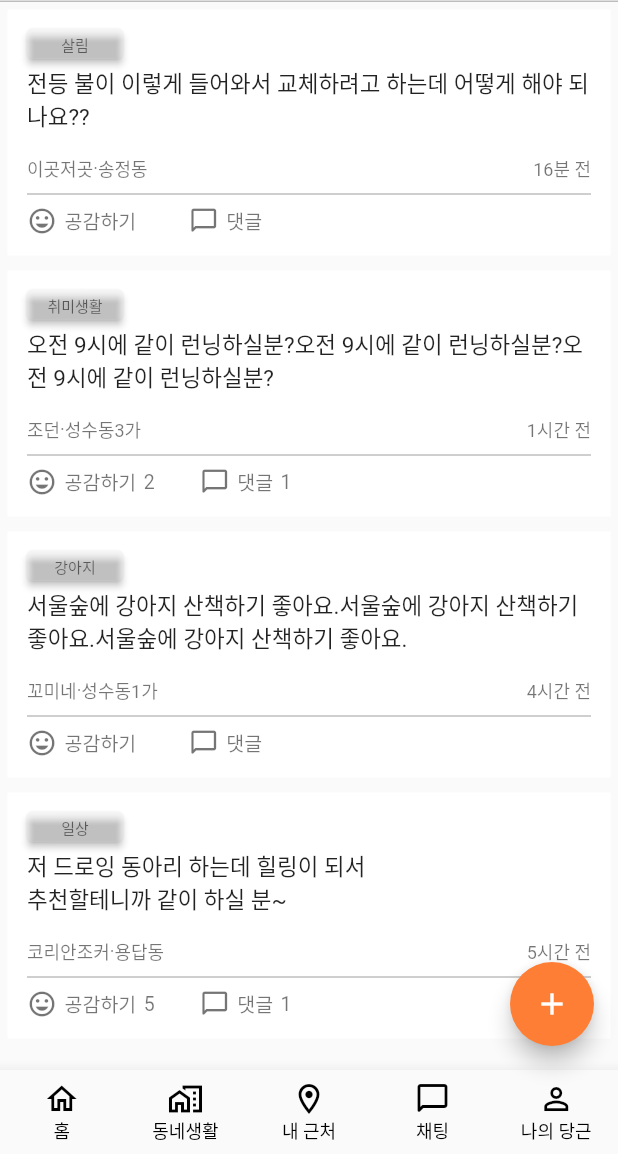
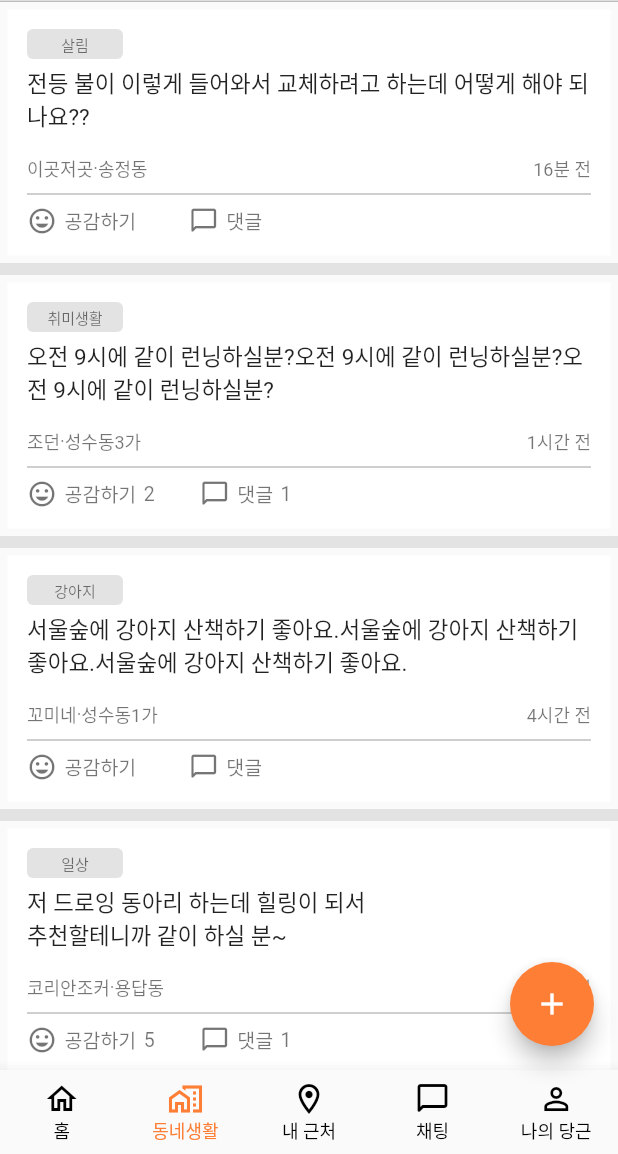
Before and after one commit to hunnypooh/carrot-market-clone, a Flutter app: the screen it shows after launch, item 2 of the bottom bar chosen, on a phone screen of 412 x 824 dp, the part 82-1236 px from its top. Run offline on Flutter 3.47's test engine with Material 2 defaults, Android fonts, the phone set to English and light mode, and no system bars.

Commit message:
동네생활 Listview.separated 이용해서 수정, navigation bar 수정

```diff
--- a/lib/screens/tabs_screen.dart
+++ b/lib/screens/tabs_screen.dart
@@ -177,7 +177,7 @@ class _TabsScreenState extends State<TabsScreen> {
       body: _pages[_selectedPageIndex]['page'],
       bottomNavigationBar: BottomNavigationBar(
         onTap: _selectPage,
-        selectedItemColor: Colors.black,
+        selectedItemColor: Theme.of(context).accentColor,
         unselectedItemColor: Colors.black,
         selectedFontSize: 12,
         unselectedFontSize: 12,
--- a/lib/screens/town_life_screen.dart
+++ b/lib/screens/town_life_screen.dart
@@ -10,8 +10,11 @@ class TownLifeScreen extends StatelessWidget {
   Widget build(BuildContext context) {
     final posts = DUMMY_TOWNLIFE_POSTS;
 
-    return ListView.builder(
+    return ListView.separated(
       itemBuilder: (context, index) {
+        // if (index == 0) {
+        //   return Center();
+        // }
         return Container(
           color: Colors.white,
           margin: EdgeInsets.all(5),
@@ -24,11 +27,12 @@ class TownLifeScreen extends StatelessWidget {
                 child: ElevatedButton(
                   style: ElevatedButton.styleFrom(
                     padding: EdgeInsets.all(0),
-                    primary: Color.fromRGBO(255, 255, 255, 0.1),
+                    primary: Color(0xFFE3E3E3),
+                    elevation: 0,
                   ),
                   child: Text(
                     posts[index].tag,
-                    style: TextStyle(
+                    style: const TextStyle(
                       fontSize: 10,
                       color: Colors.black54,
                     ),
@@ -36,70 +40,72 @@ class TownLifeScreen extends StatelessWidget {
                   onPressed: () {},
                 ),
               ),
-              SizedBox(height: 5),
+              const SizedBox(height: 5),
               Text(
                 posts[index].content,
-                style: TextStyle(fontSize: 15),
+                style: const TextStyle(fontSize: 15),
               ),
-              SizedBox(height: 15),
+              const SizedBox(height: 15),
               Row(
                 children: <Widget>[
                   Text(
                     posts[index].user,
-                    style: TextStyle(color: Colors.black54, fontSize: 12),
+                    style: const TextStyle(color: Colors.black54, fontSize: 12),
                   ),
-                  Text(
+                  const Text(
                     '·',
                     style: TextStyle(color: Colors.black54, fontSize: 12),
                   ),
                   Text(
                     posts[index].location,
-                    style: TextStyle(color: Colors.black54, fontSize: 12),
+                    style: const TextStyle(color: Colors.black54, fontSize: 12),
                   ),
-                  Spacer(),
+                  const Spacer(),
                   Text(
                     posts[index].time,
-                    style: TextStyle(color: Colors.black54, fontSize: 12),
+                    style: const TextStyle(color: Colors.black54, fontSize: 12),
                   ),
                 ],
               ),
-              Divider(
+              const Divider(
                 color: Colors.black38,
               ),
               Row(
                 children: [
-                  Icon(
+                  const Icon(
                     Icons.tag_faces_sharp,
                     color: Colors.black54,
                     size: 20,
                   ),
-                  SizedBox(width: 5),
-                  Text(
+                  const SizedBox(width: 5),
+                  const Text(
                     '공감하기',
                     style: TextStyle(color: Colors.black54, fontSize: 13),
                   ),
-                  SizedBox(width: 5),
+                  const SizedBox(width: 5),
                   if (posts[index].likes > 0)
                     Text(
                       posts[index].likes.toString(),
-                      style: TextStyle(color: Colors.black54, fontSize: 13),
+                      style:
+                          const TextStyle(color: Colors.black54, fontSize: 13),
                     ),
-                  SizedBox(width: 30),
-                  Icon(
+                  const SizedBox(width: 30),
+                  const Icon(
                     Icons.chat_bubble_outline_rounded,
                     color: Colors.black54,
                     size: 20,
                   ),
-                  SizedBox(width: 5),
-                  Text(
+                  const SizedBox(width: 5),
+                  const Text(
                     '댓글',
                     style: TextStyle(color: Colors.black54, fontSize: 13),
                   ),
-                  SizedBox(width: 5),
+                  const SizedBox(width: 5),
                   if (posts[index].comment > 0)
                     Text(
                       posts[index].comment.toString(),
-                      style: TextStyle(color: Colors.black54, fontSize: 13),
+                      style:
+                          const TextStyle(color: Colors.black54, fontSize: 13),
                     ),
                 ],
               ),
@@ -107,6 +113,12 @@ class TownLifeScreen extends StatelessWidget {
           ),
         );
       },
+      separatorBuilder: (context, index) {
+        return Container(
+          height: 8,
+          color: Color(0xFFE3E3E3),
+        );
+      },
       itemCount: posts.length,
     );
   }
--- a/lib/widgets/main_navigation_bar.dart
+++ b/lib/widgets/main_navigation_bar.dart
@@ -5,11 +5,11 @@ class MainNavigationBar extends StatelessWidget {
   Widget build(BuildContext context) {
     return Container(
       height: 65,
-      padding: EdgeInsets.all(6),
-      decoration: BoxDecoration(
+      padding: const EdgeInsets.all(6),
+      decoration: const BoxDecoration(
         border: Border(
           top: BorderSide(
-            color: Colors.black26,
+            color: Colors.grey,
             width: 0.5,
           ),
         ),
```
